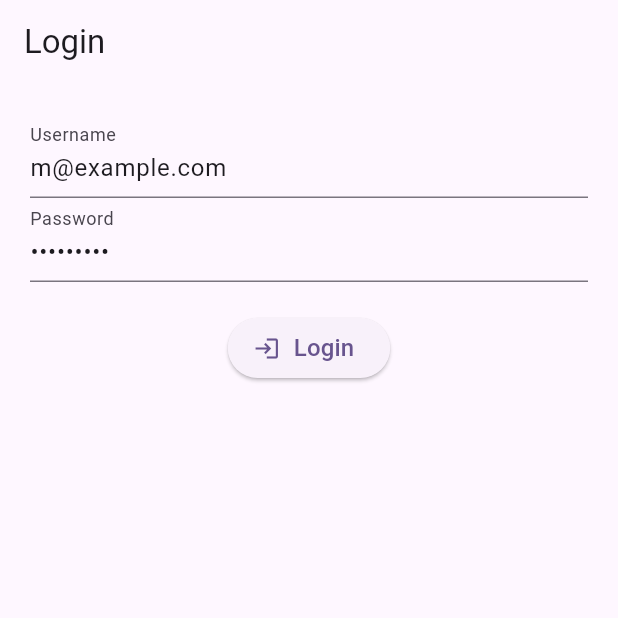
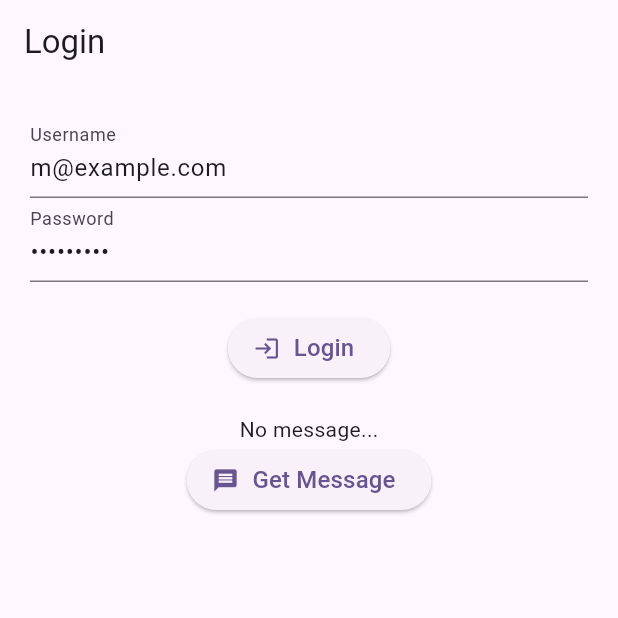
Before and after one commit to maiyama18/CookieLab, a Flutter app: the screen it shows after launch, on a phone screen of 412 x 824 dp, the top half of it. Run offline on Flutter 3.47's test engine with Material 3 defaults, Android fonts, the phone set to English and light mode, and no system bars; our stand-ins replace cookie_jar, dio, dio_cookie_manager, logger.

Commit message:
[App] Add message view to LogoutScreen

```diff
--- a/CookieLabApp/lib/screens/login_screen.dart
+++ b/CookieLabApp/lib/screens/login_screen.dart
@@ -1,4 +1,5 @@
 import 'package:cookielab/api_client.dart';
+import 'package:cookielab/views/message_view.dart';
 import 'package:flutter/material.dart';
 
 import 'message_screen.dart';
@@ -51,6 +52,8 @@ class _LoginScreenState extends State<LoginScreen> {
                 ),
                 label: Text('Login', style: const TextStyle(fontSize: 16)),
               ),
+              const SizedBox(height: 20),
+              MessageView(),
             ],
           ),
         ),
--- /dev/null
+++ b/CookieLabApp/lib/views/message_view.dart
@@ -0,0 +1,66 @@
+import 'package:flutter/material.dart';
+
+import '../api_client.dart';
+
+class MessageView extends StatefulWidget {
+  const MessageView({super.key});
+
+  @override
+  State<MessageView> createState() => _MessageViewState();
+}
+
+class _MessageViewState extends State<MessageView> with SingleTickerProviderStateMixin {
+  bool _isLoading = false;
+  String _text = 'No message...';
+
+  @override
+  Widget build(BuildContext context) {
+    return Column(
+      mainAxisAlignment: MainAxisAlignment.center,
+      crossAxisAlignment: CrossAxisAlignment.center,
+      children: [
+        Text(_text),
+        ElevatedButton.icon(
+          onPressed: _isLoading ? null : _fetchMessage,
+          icon: SizedBox(
+            width: 20,
+            height: 20,
+            child: _isLoading ? CircularProgressIndicator(
+              strokeWidth: 2,
+              color: Colors.white,
+            ) : Icon(Icons.message),
+          ),
+          label: Text('Get Message', style: const TextStyle(fontSize: 16)),
+        ),
+      ],
+    );
+  }
+
+  Future<void> _fetchMessage() async {
+    setState(() => _isLoading = true);
+    setState(() => _text = 'Loading...');
+    try {
+      final message = await ApiClient().fetchMessage();
+      setState(() => _text = message);
+    } on ApiException catch (e) {
+      _showError(e.message);
+      setState(() => _text = 'No message...');
+    } catch (e) {
+      _showError('予期せぬエラーが発生しました');
+      setState(() => _text = 'No message...');
+    } finally {
+      if (mounted) {
+        setState(() => _isLoading = false);
+      }
+    }
+  }
+
+  void _showError(String message) {
+    ScaffoldMessenger.of(context).showSnackBar(
+      SnackBar(
+        content: Text(message),
+        backgroundColor: Colors.redAccent,
+      ),
+    );
+  }
+}
```
Also changed, not shown: CookieLabApp/lib/screens/message_screen.dart (+2 -13 lines).
